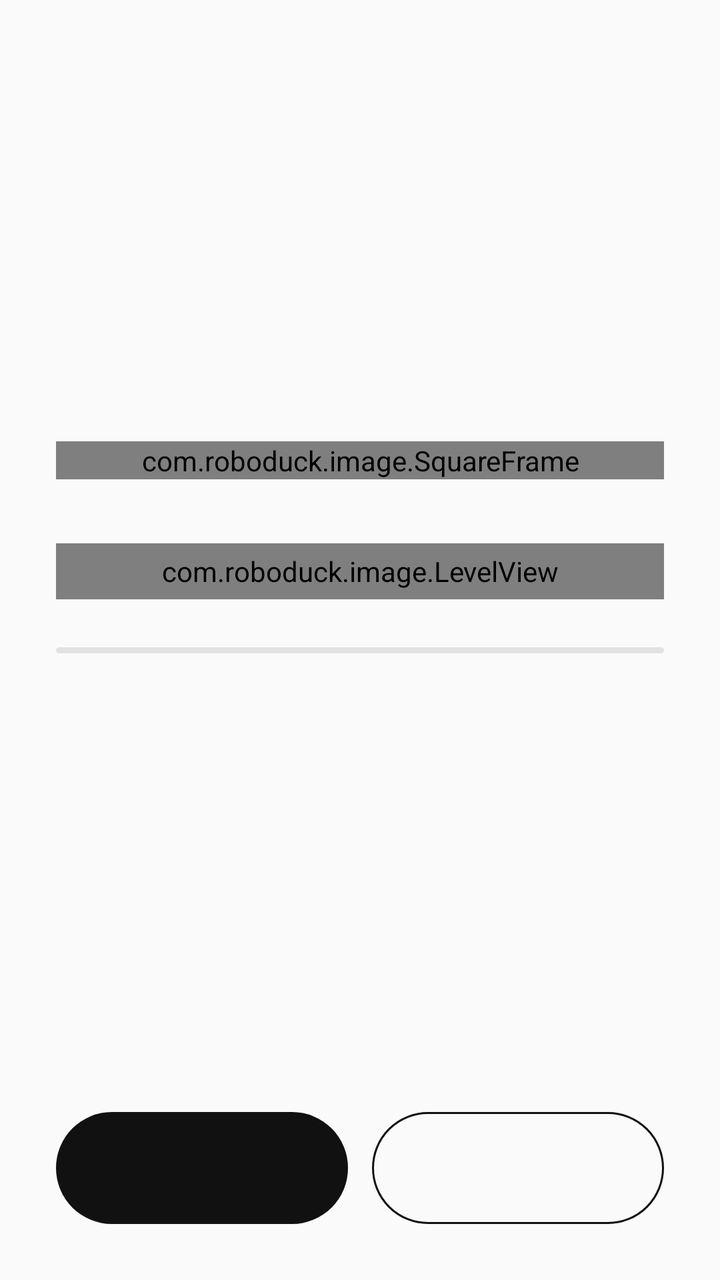
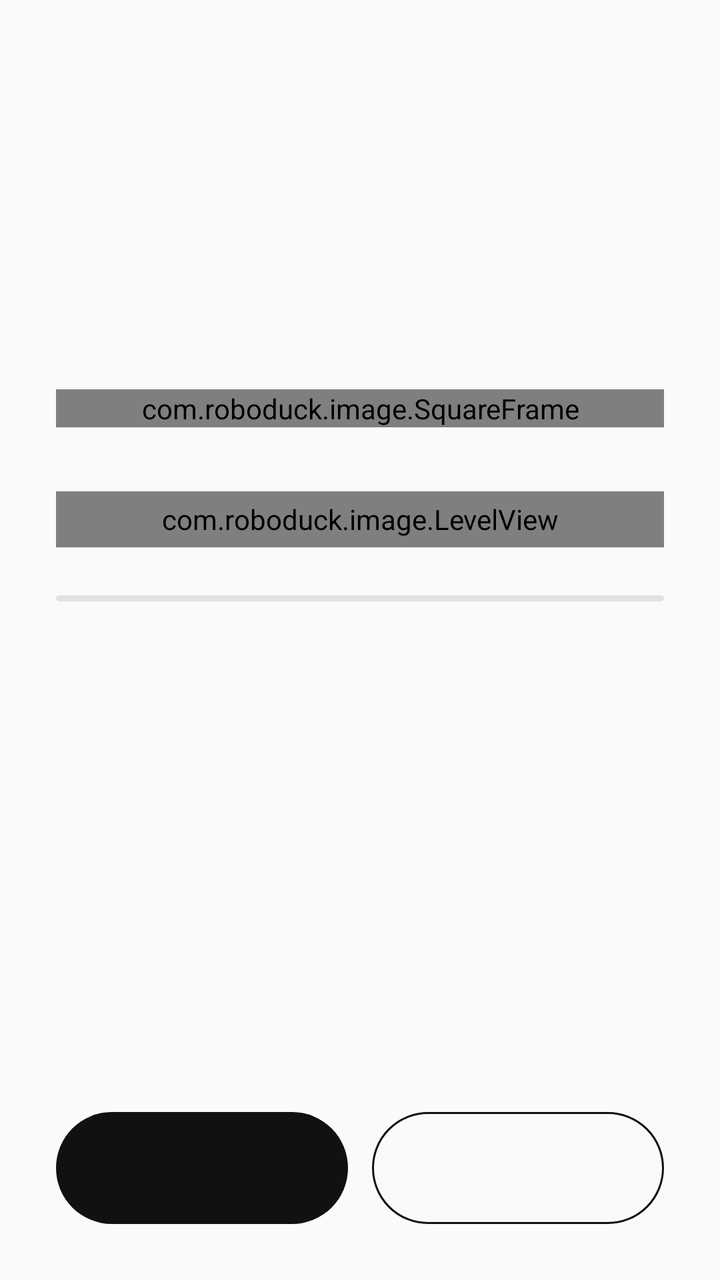

The first picture is an Android layout as it rendered before a commit; the second is the same layout after the commit. The layout source and the unified diff follow.
<!-- AndroidManifest.xml: application theme AppTheme -->
<!-- res/layout/activity_main.xml -->
<?xml version="1.0" encoding="utf-8"?>
<LinearLayout xmlns:android="http://schemas.android.com/apk/res/android"
    android:id="@+id/root"
    android:layout_width="match_parent"
    android:layout_height="match_parent"
    android:background="@color/bg"
    android:gravity="center_horizontal"
    android:orientation="vertical"
    android:padding="28dp">

    <View
        android:layout_width="match_parent"
        android:layout_height="0dp"
        android:layout_weight="1" />

    <com.roboduck.image.SquareFrame
        android:id="@+id/frame"
        android:layout_width="match_parent"
        android:layout_height="wrap_content"
        android:background="@drawable/frame">

        <ImageView
            android:id="@+id/image"
            android:layout_width="match_parent"
            android:layout_height="match_parent"
            android:importantForAccessibility="no"
            android:scaleType="fitCenter" />
    </com.roboduck.image.SquareFrame>

    <com.roboduck.image.LevelView
        android:id="@+id/level"
        android:layout_width="match_parent"
        android:layout_height="28dp"
        android:layout_marginTop="32dp" />

    <ProgressBar
        android:id="@+id/progress"
        style="@android:style/Widget.Material.ProgressBar.Horizontal"
        android:layout_width="match_parent"
        android:layout_height="3dp"
        android:layout_marginTop="24dp"
        android:indeterminateTint="@color/fg"
        android:max="100"
        android:maxHeight="3dp"
        android:minHeight="3dp"
        android:progressDrawable="@drawable/progress" />

    <TextView
        android:id="@+id/status"
        android:layout_width="match_parent"
        android:layout_height="wrap_content"
        android:layout_marginTop="16dp"
        android:accessibilityLiveRegion="polite"
        android:gravity="center"
        android:singleLine="true"
        android:textColor="@color/muted"
        android:textSize="15sp" />

    <View
        android:layout_width="match_parent"
        android:layout_height="0dp"
        android:layout_weight="1" />

    <LinearLayout
        android:layout_width="match_parent"
        android:layout_height="wrap_content"
        android:orientation="horizontal">

        <Button
            android:id="@+id/send"
            style="@style/PillButton"
            android:layout_width="0dp"
            android:layout_height="56dp"
            android:layout_weight="1"
            android:background="@drawable/button_filled"
            android:textColor="@color/bg" />

        <Space
            android:layout_width="12dp"
            android:layout_height="1dp" />

        <Button
            android:id="@+id/receive"
            style="@style/PillButton"
            android:layout_width="0dp"
            android:layout_height="56dp"
            android:layout_weight="1"
            android:background="@drawable/button_outline"
            android:textColor="@color/fg" />
    </LinearLayout>
</LinearLayout>
<!-- resources referenced by this layout -->
<resources>
  <color name="bg">#FAFAFA</color>
  <color name="fg">#111111</color>
  <color name="muted">#7C7C7C</color>
  <!-- drawable button_filled (drawable) -->
  <?xml version="1.0" encoding="utf-8"?>
  <ripple xmlns:android="http://schemas.android.com/apk/res/android" android:color="@color/ripple">
      <item>
          <shape android:shape="rectangle">
              <solid android:color="@color/fg" />
              <corners android:radius="28dp" />
          </shape>
      </item>
  </ripple>
  <!-- drawable button_outline (drawable) -->
  <?xml version="1.0" encoding="utf-8"?>
  <ripple xmlns:android="http://schemas.android.com/apk/res/android" android:color="@color/ripple">
      <item>
          <shape android:shape="rectangle">
              <solid android:color="@color/bg" />
              <stroke android:width="1dp" android:color="@color/fg" />
              <corners android:radius="28dp" />
          </shape>
      </item>
  </ripple>
  <!-- drawable frame (drawable) -->
  <?xml version="1.0" encoding="utf-8"?>
  <shape xmlns:android="http://schemas.android.com/apk/res/android" android:shape="rectangle">
      <solid android:color="@color/surface" />
      <stroke android:width="1dp" android:color="@color/line" />
      <corners android:radius="20dp" />
  </shape>
  <!-- drawable progress (drawable) -->
  <?xml version="1.0" encoding="utf-8"?>
  <layer-list xmlns:android="http://schemas.android.com/apk/res/android">
      <item android:id="@android:id/background">
          <shape>
              <solid android:color="@color/line" />
              <corners android:radius="2dp" />
          </shape>
      </item>
      <item android:id="@android:id/progress">
          <clip>
              <shape>
                  <solid android:color="@color/fg" />
                  <corners android:radius="2dp" />
              </shape>
          </clip>
      </item>
  </layer-list>
  <style name="PillButton">
          <item name="android:textAllCaps">false</item>
          <item name="android:textSize">16sp</item>
          <item name="android:fontFamily">sans-serif-medium</item>
          <item name="android:stateListAnimator">@null</item>
          <item name="android:letterSpacing">0</item>
      </style>
  <style name="AppTheme" parent="android:Theme.Material.Light.NoActionBar">
          <item name="android:windowBackground">@color/bg</item>
          <item name="android:statusBarColor">@android:color/transparent</item>
          <item name="android:navigationBarColor">@android:color/transparent</item>
          <item name="android:windowLightStatusBar">true</item>
          <item name="android:windowLightNavigationBar">true</item>
          <item name="android:colorAccent">@color/fg</item>
          <item name="android:colorControlActivated">@color/fg</item>
      </style>
  <color name="ripple">#33888888</color>
  <color name="surface">#F2F2F2</color>
  <color name="line">#E2E2E2</color>
</resources>

<!-- the commit's change to res/layout/activity_main.xml (unified diff, before → after) -->
@@ -56,6 +56,20 @@
         android:textColor="@color/muted"
         android:textSize="15sp" />
 
+    <Button
+        android:id="@+id/clear"
+        style="@style/PillButton"
+        android:layout_width="wrap_content"
+        android:layout_height="40dp"
+        android:layout_marginTop="12dp"
+        android:background="@drawable/button_text"
+        android:minWidth="0dp"
+        android:paddingStart="20dp"
+        android:paddingEnd="20dp"
+        android:textColor="@color/fg"
+        android:textSize="14sp"
+        android:visibility="invisible" />
+
     <View
         android:layout_width="match_parent"
         android:layout_height="0dp"
<!-- resource entries referenced after the edit -->
@@ -21,6 +21,16 @@
               <solid android:color="@color/bg" />
               <stroke android:width="1dp" android:color="@color/fg" />
               <corners android:radius="28dp" />
+          </shape>
+      </item>
+  </ripple>
+  <!-- drawable button_text (drawable) -->
+  <?xml version="1.0" encoding="utf-8"?>
+  <ripple xmlns:android="http://schemas.android.com/apk/res/android" android:color="@color/ripple">
+      <item>
+          <shape android:shape="rectangle">
+              <solid android:color="@color/surface" />
+              <corners android:radius="20dp" />
           </shape>
       </item>
   </ripple>
